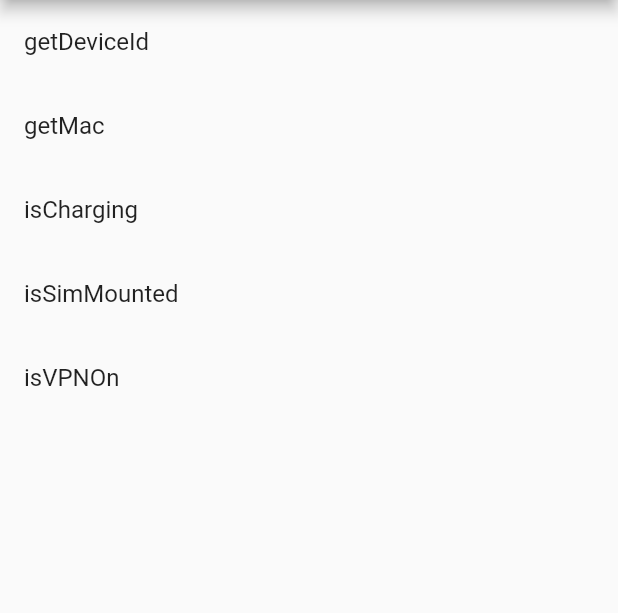
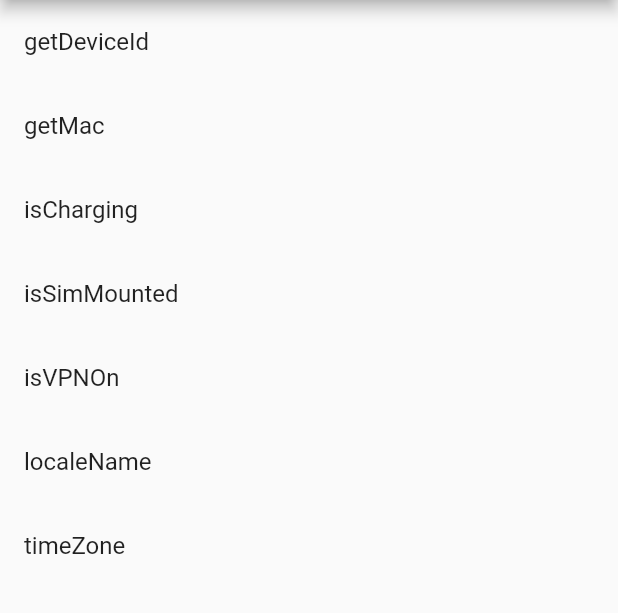
Before and after one commit to RxReader/device_kit, a Flutter app: the screen it shows after launch, on a phone screen of 412 x 824 dp, the part 84-697 px from its top. Run offline on Flutter 3.47's test engine with Material 2 defaults, Android fonts, the phone set to English and light mode, and no system bars.

Commit message:
TimeZone

```diff
--- a/example/lib/main.dart
+++ b/example/lib/main.dart
@@ -1,3 +1,5 @@
+import 'dart:io';
+
 import 'package:device_kit/device_kit.dart';
 import 'package:flutter/material.dart';
 
@@ -50,6 +52,18 @@ class _MyAppState extends State<MyApp> {
                 print('isVPNOn: ${await Device.isVPNOn()}');
               },
             ),
+            ListTile(
+              title: const Text('localeName'),
+              onTap: () {
+                print('localeName: ${Platform.localeName}');
+              },
+            ),
+            ListTile(
+              title: const Text('timeZone'),
+              onTap: () {
+                print('timeZone: ${DateTime.now().timeZoneName} - ${DateTime.now().timeZoneOffset}');
+              },
+            ),
           ],
         ),
       ),
```
Also changed, not shown: 1 other file.
